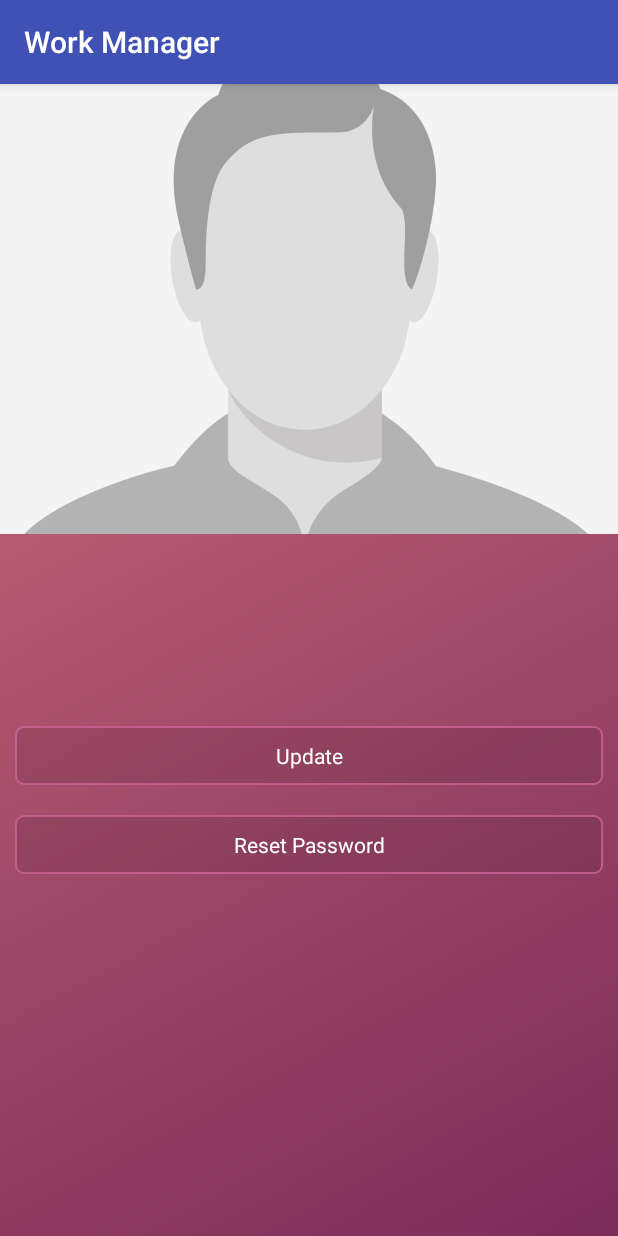
After one commit to appitiza/workmanager, an Android app: the ProfileActivity screen opened directly, with no data from a screen before it, on a phone screen of 412 x 824 dp. The commit adds this screen. Run offline under Robolectric (Android 15) with nearby library versions, the phone set to English and light mode, and no system bars; our stand-ins replace Firebase (no records; nobody signed in at launch, a user with empty details on screens opened directly).

Commit message:
prfile screen added

```diff
--- a/app/build.gradle
+++ b/app/build.gradle
@@ -84,5 +84,11 @@ dependencies {
     implementation 'com.firebaseui:firebase-ui-auth:3.2.2'
     // FirebaseUI for Cloud Storage
     implementation 'com.firebaseui:firebase-ui-storage:3.2.2'
+
+    //crop
+    implementation 'com.theartofdev.edmodo:android-image-cropper:2.6.+'
+    implementation 'com.github.bumptech.glide:glide:4.6.1'
+    annotationProcessor 'com.github.bumptech.glide:compiler:4.6.1'
+
 }
 apply plugin: 'com.google.gms.google-services'
--- a/app/src/main/AndroidManifest.xml
+++ b/app/src/main/AndroidManifest.xml
@@ -129,7 +129,6 @@
             android:theme="@style/MainMaterialTheme.Base.user"
             android:windowSoftInputMode="stateHidden" />
 
-
         <service android:name=".ui.activities.services.NotificationService">
             <intent-filter>
                 <action android:name="com.google.firebase.MESSAGING_EVENT" />
@@ -141,7 +140,7 @@
             </intent-filter>
         </service>
 
-
+        <activity android:name=".ui.activities.admin.ProfileActivity"></activity>
     </application>
 
 </manifest>
--- a/app/src/main/java/net/appitiza/workmanager/constants/Constants.kt
+++ b/app/src/main/java/net/appitiza/workmanager/constants/Constants.kt
@@ -8,6 +8,9 @@ class Constants {
         const val PREF_KEY_IS_USER_PASSWORD = "userpassword"
         const val PREF_KEY_IS_USER_USER_TYPE = "usertype"
         const val PREF_KEY_IS_USER_USER_IMEI = "userimei"
+        const val PREF_KEY_IS_USER_USER_IMAGE = "userimei"
+        const val PREF_KEY_IS_USER_USER_THUMB = "userimei"
+        const val PREF_KEY_IS_USER_USER_STATUS = "userimei"
         const val PREF_KEY_IS_USER_USER_SALARY = "salary"
         const val KEY_REQUESTING_LOCATION_UPDATES = "requesting_locaction_updates"
         const val PREF_NAME = "prefModerno"
@@ -26,6 +29,9 @@ class Constants {
         const val USER_IMEI = "imei"
         const val USER_SALARY = "salary"
         const val USER_TYPE = "type"
+        const val USER_IMAGE = "image"
+        const val USER_THUMB = "thumb"
+        const val USER_STATUS = "status"
         const val USER_REG_TIME = "time"
         const val SITE_NAME = "site_name"
         const val SITE_TYPE = "site_type"
--- a/app/src/main/java/net/appitiza/workmanager/ui/activities/RegisterActivity.kt
+++ b/app/src/main/java/net/appitiza/workmanager/ui/activities/RegisterActivity.kt
@@ -86,6 +86,9 @@ class RegisterActivity : BaseActivity() {
                             map[Constants.USER_IMEI] = device_id
                             map[Constants.USER_SALARY] = "0"
                             map[Constants.USER_TYPE] = "user"
+                            map[Constants.USER_IMAGE] = "default"
+                            map[Constants.USER_THUMB] = "default"
+                            map[Constants.USER_STATUS] = "HI! Iam using Work Manager"
                             map[Constants.USER_REG_TIME] = FieldValue.serverTimestamp()
 
 
--- a/app/src/main/java/net/appitiza/workmanager/ui/activities/SplashActivity.kt
+++ b/app/src/main/java/net/appitiza/workmanager/ui/activities/SplashActivity.kt
@@ -30,6 +30,9 @@ class SplashActivity : AppCompatActivity() {
     private var userpassword by PreferenceHelper(Constants.PREF_KEY_IS_USER_PASSWORD, "")
     private var usertype by PreferenceHelper(Constants.PREF_KEY_IS_USER_USER_TYPE, "")
     private var userimei by PreferenceHelper(Constants.PREF_KEY_IS_USER_USER_IMEI, "")
+    private var userimage by PreferenceHelper(Constants.PREF_KEY_IS_USER_USER_IMAGE, "")
+    private var userthumb by PreferenceHelper(Constants.PREF_KEY_IS_USER_USER_THUMB, "")
+    private var userstatus by PreferenceHelper(Constants.PREF_KEY_IS_USER_USER_STATUS, "")
     private var salary by PreferenceHelper(Constants.PREF_KEY_IS_USER_USER_SALARY, 0)
 
     override fun onCreate(savedInstanceState: Bundle?) {
@@ -97,6 +100,9 @@ class SplashActivity : AppCompatActivity() {
                                     userpassword = password
                                     usertype = document.data[Constants.USER_TYPE].toString()
                                     userimei = document.data[Constants.USER_IMEI].toString()
+                                    userimage = document.data[Constants.USER_IMAGE].toString()
+                                    userthumb = document.data[Constants.USER_THUMB].toString()
+                                    userstatus = document.data[Constants.USER_STATUS].toString()
                                     salary = document.data[Constants.USER_SALARY].toString().toInt()
                                     if (usertype =="user") {
                                         val intent = Intent(this@SplashActivity, UsersActivity::class.java)
--- a/app/src/main/java/net/appitiza/workmanager/ui/activities/StartUpActivity.kt
+++ b/app/src/main/java/net/appitiza/workmanager/ui/activities/StartUpActivity.kt
@@ -33,6 +33,9 @@ class StartUpActivity : BaseActivity() {
     private var userpassword by PreferenceHelper(Constants.PREF_KEY_IS_USER_PASSWORD, "")
     private var usertype by PreferenceHelper(Constants.PREF_KEY_IS_USER_USER_TYPE, "")
     private var userimei by PreferenceHelper(Constants.PREF_KEY_IS_USER_USER_IMEI, "")
+    private var userimage by PreferenceHelper(Constants.PREF_KEY_IS_USER_USER_IMAGE, "")
+    private var userthumb by PreferenceHelper(Constants.PREF_KEY_IS_USER_USER_THUMB, "")
+    private var userstatus by PreferenceHelper(Constants.PREF_KEY_IS_USER_USER_STATUS, "")
     private var salary by PreferenceHelper(Constants.PREF_KEY_IS_USER_USER_SALARY, 0)
 
     override fun onCreate(savedInstanceState: Bundle?) {
@@ -120,6 +123,9 @@ class StartUpActivity : BaseActivity() {
                                         userpassword = password
                                         usertype = document.data[Constants.USER_TYPE].toString()
                                         userimei = document.data[Constants.USER_IMEI].toString()
+                                        userimage = document.data[Constants.USER_IMAGE].toString()
+                                        userthumb = document.data[Constants.USER_THUMB].toString()
+                                        userstatus = document.data[Constants.USER_STATUS].toString()
                                         salary = document.data[Constants.USER_SALARY].toString().toInt()
                                         mProgress?.dismiss()
                                         val options = ActivityOptionsCompat.makeSceneTransitionAnimation(this@StartUpActivity, tv_login_login,
--- a/app/src/main/java/net/appitiza/workmanager/ui/activities/admin/AdminActivity.kt
+++ b/app/src/main/java/net/appitiza/workmanager/ui/activities/admin/AdminActivity.kt
@@ -113,7 +113,13 @@ class AdminActivity : AppCompatActivity() {
         val options = ActivityOptionsCompat.makeSceneTransitionAnimation(this@AdminActivity, p1)
         startActivity(intent, options.toBundle())
     }
+    fun loadProfile() {
 
+        val intent = Intent(this@AdminActivity, ProfileActivity::class.java)
+        val p1 = Pair(tv_admin_home_change_device_resquests as View, getString(R.string.txt_adminhome_device_change_request))
+        val options = ActivityOptionsCompat.makeSceneTransitionAnimation(this@AdminActivity, p1)
+        startActivity(intent, options.toBundle())
+    }
     private fun updateFcm() {
         val deviceToken: String? = FirebaseInstanceId.getInstance().token
         val map = HashMap<String, Any>()
--- /dev/null
+++ b/app/src/main/java/net/appitiza/workmanager/ui/activities/admin/ProfileActivity.kt
@@ -0,0 +1,71 @@
+package net.appitiza.workmanager.ui.activities.admin
+
+import android.app.ProgressDialog
+import android.os.Bundle
+import com.bumptech.glide.Glide
+import com.bumptech.glide.load.engine.DiskCacheStrategy
+import com.bumptech.glide.request.RequestOptions
+import com.google.firebase.auth.FirebaseAuth
+import com.google.firebase.firestore.FirebaseFirestore
+import kotlinx.android.synthetic.main.activity_profile.*
+import net.appitiza.workmanager.R
+import net.appitiza.workmanager.R.id.tv_userprofile_displayname
+import net.appitiza.workmanager.constants.Constants
+import net.appitiza.workmanager.ui.activities.BaseActivity
+import net.appitiza.workmanager.utils.PreferenceHelper
+
+
+class ProfileActivity : BaseActivity() {
+
+    private var mProgress: ProgressDialog? = null
+    //Firebase auth
+    private var mAuth: FirebaseAuth? = null
+    //Firestore referrence
+    private lateinit var db: FirebaseFirestore
+
+    private var isLoggedIn by PreferenceHelper(Constants.PREF_KEY_IS_USER_LOGGED_IN, false)
+    private var displayName by PreferenceHelper(Constants.PREF_KEY_IS_USER_DISPLAY_NAME, "")
+    private var useremail by PreferenceHelper(Constants.PREF_KEY_IS_USER_EMAIL, "")
+    private var userpassword by PreferenceHelper(Constants.PREF_KEY_IS_USER_PASSWORD, "")
+    private var usertype by PreferenceHelper(Constants.PREF_KEY_IS_USER_USER_TYPE, "")
+    private var userimei by PreferenceHelper(Constants.PREF_KEY_IS_USER_USER_IMEI, "")
+    private var userimage by PreferenceHelper(Constants.PREF_KEY_IS_USER_USER_IMAGE, "")
+    private var userthumb by PreferenceHelper(Constants.PREF_KEY_IS_USER_USER_THUMB, "")
+    private var userstatus by PreferenceHelper(Constants.PREF_KEY_IS_USER_USER_STATUS, "")
+    private var salary by PreferenceHelper(Constants.PREF_KEY_IS_USER_USER_SALARY, 0)
+    override fun onCreate(savedInstanceState: Bundle?) {
+        super.onCreate(savedInstanceState)
+        setContentView(R.layout.activity_profile)
+        initialize()
+        getUserData()
+    }
+
+    private fun initialize() {
+        mProgress = ProgressDialog(this)
+        //Firebase auth
+        mAuth = FirebaseAuth.getInstance()
+        db = FirebaseFirestore.getInstance()
+    }
+
+    private fun getUserData() {
+        if (userimage != "default") {
+            val requestOptions = RequestOptions()
+            requestOptions.placeholder(R.drawable.no_image)
+            requestOptions.error(R.drawable.no_image)
+            requestOptions.diskCacheStrategy(DiskCacheStrategy.ALL)
+            Glide.with(applicationContext).load(userimage).apply(requestOptions).into(iv_userprofile_image)
+        }
+        tv_profile_displayname.text = displayName
+        tv_profile_email.text = useremail
+        tv_profile_status.text = userstatus
+    }
+
+    private fun validation(email: String): Boolean {
+        return if (email == "") {
+            showValidationWarning(getString(R.string.email_missing))
+            false
+        } else {
+            true
+        }
+    }
+}
--- /dev/null
+++ b/app/src/main/res/layout/activity_profile.xml
@@ -0,0 +1,116 @@
+<android.support.design.widget.CoordinatorLayout xmlns:android="http://schemas.android.com/apk/res/android"
+    xmlns:app="http://schemas.android.com/apk/res-auto"
+    xmlns:tools="http://schemas.android.com/tools"
+    android:layout_width="match_parent"
+    android:layout_height="match_parent">
+
+    <android.support.design.widget.AppBarLayout
+        android:id="@+id/appBar"
+        android:layout_width="match_parent"
+        android:layout_height="300dp">
+
+        <android.support.design.widget.CollapsingToolbarLayout
+            android:id="@+id/collapsingToolbar"
+            android:layout_width="match_parent"
+            android:layout_height="match_parent"
+            android:fitsSystemWindows="true"
+            app:contentScrim="?attr/colorPrimary"
+            app:expandedTitleMarginEnd="64dp"
+            app:expandedTitleMarginStart="48dp"
+            app:layout_scrollFlags="scroll|exitUntilCollapsed">
+
+            <ImageView
+                android:id="@+id/iv_userprofile_image"
+                android:layout_width="wrap_content"
+                android:layout_height="wrap_content"
+                android:layout_centerHorizontal="true"
+                android:fitsSystemWindows="true"
+                android:scaleType="centerCrop"
+                android:src="@drawable/no_image"
+                app:layout_collapseMode="parallax" />
+
+
+        </android.support.design.widget.CollapsingToolbarLayout>
+    </android.support.design.widget.AppBarLayout>
+
+    <android.support.v4.widget.NestedScrollView
+        android:layout_width="match_parent"
+        android:layout_height="match_parent"
+        android:background="@drawable/admin_container_bg"
+        app:layout_behavior="@string/appbar_scrolling_view_behavior">
+
+        <LinearLayout xmlns:android="http://schemas.android.com/apk/res/android"
+            xmlns:tools="http://schemas.android.com/tools"
+            android:layout_width="match_parent"
+            android:layout_height="match_parent"
+            android:orientation="vertical"
+            tools:context="net.appitiza.android.chatit.ui.activity.SettingsActivity">
+
+
+            <TextView
+                android:id="@+id/tv_profile_displayname"
+                android:layout_width="wrap_content"
+                android:layout_height="wrap_content"
+                android:layout_centerHorizontal="true"
+                android:layout_margin="10dp"
+                android:layout_gravity="center"
+                android:gravity="center"
+                android:textSize="@dimen/text_size_medium"
+                android:textColor="@color/white" />
+
+            <TextView
+                android:id="@+id/tv_profile_email"
+                android:layout_width="wrap_content"
+                android:layout_height="wrap_content"
+                android:layout_centerHorizontal="true"
+                android:layout_margin="10dp"
+                android:layout_gravity="center"
+                android:gravity="center"
+                android:textSize="@dimen/text_size_medium"
+                android:textColor="@color/white" />
+
+            <TextView
+                android:id="@+id/tv_profile_status"
+                android:layout_width="wrap_content"
+                android:layout_height="wrap_content"
+                android:layout_below="@+id/tv_userprofile_displayname"
+                android:layout_centerHorizontal="true"
+                android:layout_margin="10dp"
+                android:layout_gravity="center"
+                android:gravity="center"
+                android:textSize="@dimen/text_size_medium"
+                android:textColor="@color/white" />
+
+
+            <TextView
+                android:id="@+id/tv_profile_update_profile"
+                android:layout_width="match_parent"
+                android:layout_height="wrap_content"
+                android:layout_alignParentBottom="true"
+                android:layout_centerHorizontal="true"
+                android:layout_margin="10dp"
+                android:background="@drawable/admin_home_btn_bg"
+                android:enabled="false"
+                android:layout_gravity="center"
+                android:gravity="center"
+                android:padding="10dp"
+                android:text="@string/update_profile"
+                android:textSize="@dimen/text_size_medium"
+                android:textColor="@android:color/white" />
+            <TextView
+                android:id="@+id/tv_profile_reset_password"
+                android:layout_width="match_parent"
+                android:layout_height="wrap_content"
+                android:layout_margin="@dimen/default_margin"
+                android:background="@drawable/admin_home_btn_bg"
+                android:layout_gravity="center"
+                android:gravity="center"
+                android:padding="10dp"
+                android:text="@string/reset_password"
+                android:textSize="@dimen/text_size_medium"
+                android:textColor="@color/white"/>
+
+        </LinearLayout>
+    </android.support.v4.widget.NestedScrollView>
+
+</android.support.design.widget.CoordinatorLayout>
--- a/app/src/main/res/values/strings.xml
+++ b/app/src/main/res/values/strings.xml
@@ -198,4 +198,6 @@
     <string name="would_you_like_to_change">Woulld you like to change imei from %1$s to  %2$s of user  %3$s</string>
     <string name="checkin_details_edited">Checkin Information Edited</string>
     <string name="admin_profile">Profile</string>
+    <string name="update_profile">Update</string>
+    <string name="no_data_available">No Data Available</string>
 </resources>
```
Also changed, not shown: app/src/main/res/drawable/no_image.jpg (added).
